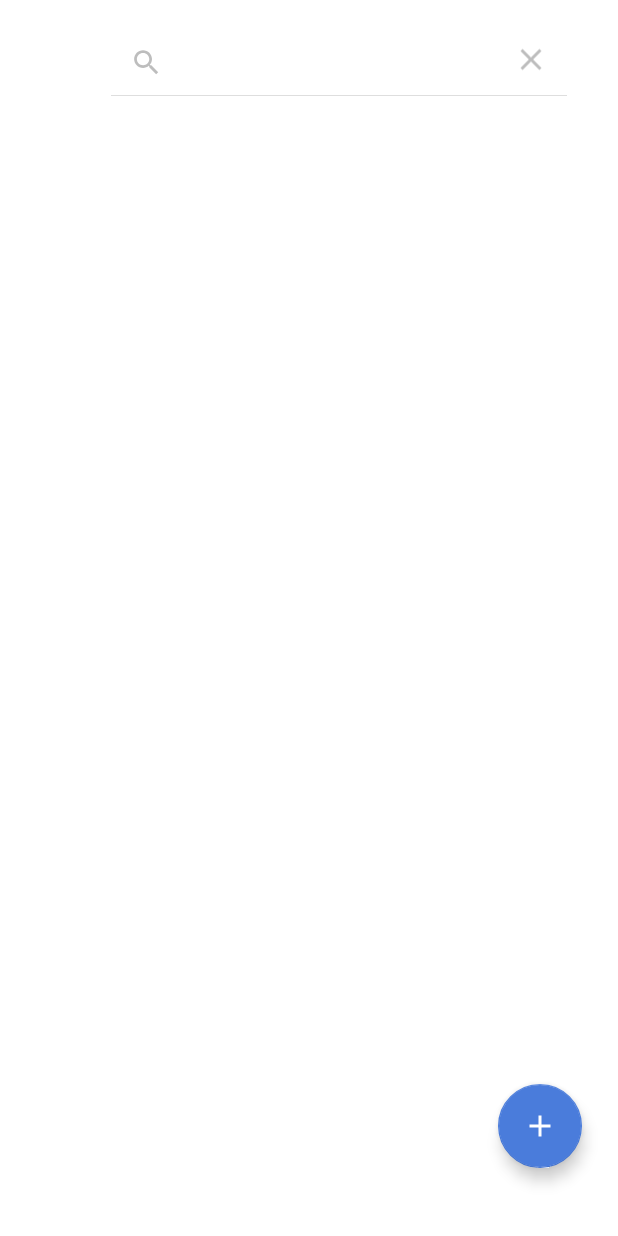
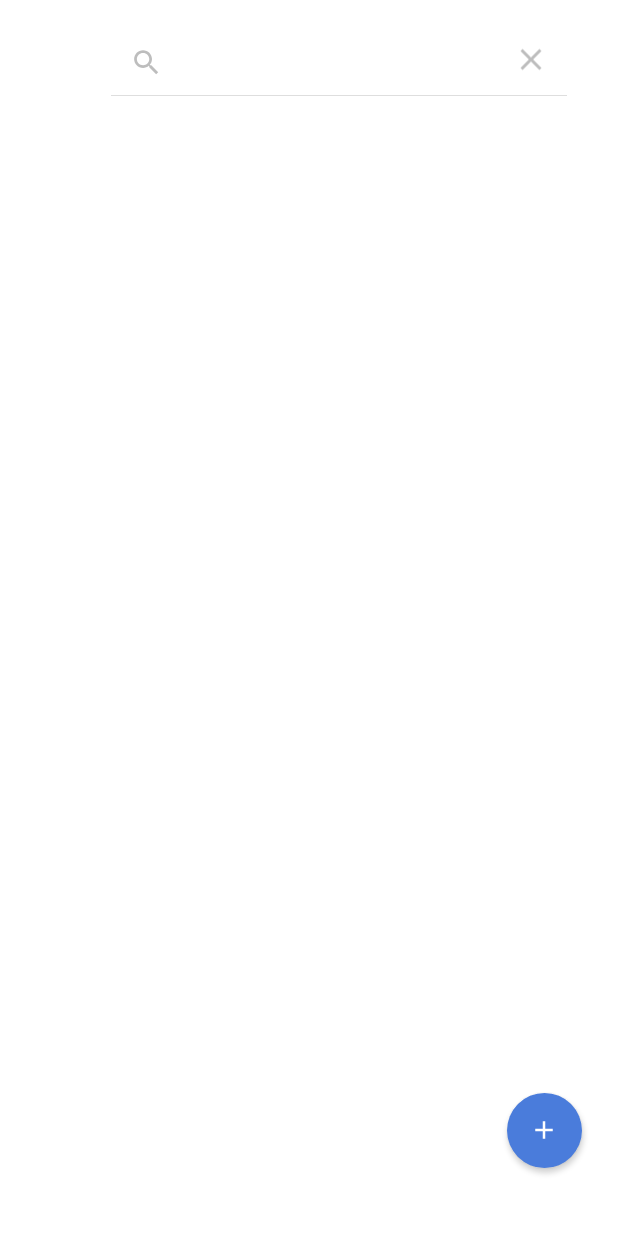
Before and after one commit to ShahzamanRai/NotesApp, an Android app: the screen it shows after launch (MainActivity), after a tap on "Search", on a phone screen of 412 x 824 dp. Run offline under Robolectric (Android 15) with nearby library versions, the phone set to English and light mode, and no system bars; 2 statements that could not run were skipped.

Commit message:
View notes completed Fixing Delete bug

```diff
--- a/app/src/main/AndroidManifest.xml
+++ b/app/src/main/AndroidManifest.xml
@@ -14,6 +14,9 @@
         android:theme="@style/Theme.KeepNotes"
         tools:targetApi="31">
         <activity
+            android:name=".ViewActivity"
+            android:exported="false" />
+        <activity
             android:name=".splashActivity"
             android:exported="true">
             <intent-filter>
@@ -23,13 +26,12 @@
             </intent-filter>
         </activity>
         <activity
-            android:name=".add_activity"
+            android:name=".addActivity"
             android:exported="false"
             android:parentActivityName=".MainActivity" />
         <activity
             android:name=".MainActivity"
             android:exported="true" />
-
     </application>
 
 </manifest>
--- a/app/src/main/java/com/example/keepnotes/MainActivity.java
+++ b/app/src/main/java/com/example/keepnotes/MainActivity.java
@@ -1,16 +1,18 @@
 package com.example.keepnotes;
 
+import android.annotation.SuppressLint;
 import android.content.Intent;
 import android.os.Bundle;
-import android.widget.SearchView;
+import android.widget.Button;
+import android.widget.Toast;
 
 import androidx.appcompat.app.AppCompatActivity;
 import androidx.appcompat.widget.Toolbar;
+import androidx.lifecycle.Observer;
+import androidx.lifecycle.ViewModelProvider;
 import androidx.recyclerview.widget.LinearLayoutManager;
 import androidx.recyclerview.widget.RecyclerView;
 import androidx.recyclerview.widget.StaggeredGridLayoutManager;
-
-import com.google.android.material.floatingactionbutton.FloatingActionButton;
 
 import java.util.ArrayList;
 import java.util.List;
@@ -19,73 +21,49 @@ import java.util.List;
 public class MainActivity extends AppCompatActivity {
 
 
-    static List<model> arrNotes = new ArrayList<>();
-    static RecyclerViewAdapter adapter;
+    static ArrayList<Notes> arrNotes = new ArrayList<>();
+    @SuppressLint("StaticFieldLeak")
+    RecyclerViewAdapter adapter;
     RecyclerView.LayoutManager layoutManager;
-    android.widget.SearchView search;
+    notesModelView modelView;
+    DatabaseHelper database;
 
-    public static void addNotes(String title, String text) {
-        arrNotes.add(new model(title, text));
-        adapter.notifyItemInserted(arrNotes.size() - 1);
-
-    }
 
     @Override
     protected void onCreate(Bundle savedInstanceState) {
         super.onCreate(savedInstanceState);
         setContentView(R.layout.activity_main);
-        search = findViewById(R.id.searchView);
-        search.setOnQueryTextListener(new SearchView.OnQueryTextListener() {
-            @Override
-            public boolean onQueryTextSubmit(String query) {
-                return false;
-            }
-
-            @Override
-            public boolean onQueryTextChange(String s) {
-                return true;
-
-            }
-        });
 
         RecyclerView recyclerView = findViewById(R.id.recycler_view);
-
-
-        adapter = new RecyclerViewAdapter(this, arrNotes);
+        adapter = new RecyclerViewAdapter(this, arrNotes, database);
         recyclerView.setAdapter(adapter);
-
 
         //setting up recycler view
         layoutManager = new StaggeredGridLayoutManager(2, LinearLayoutManager.VERTICAL);
         recyclerView.setLayoutManager(layoutManager);
 
+        modelView = new ViewModelProvider(this).get(notesModelView.class);
+        modelView.getAllNotes().observe(this, new Observer<List<Notes>>() {
+            @Override
+            public void onChanged(List<Notes> notes) {
+                arrNotes.clear();
+                arrNotes.addAll(notes);
+                adapter.notifyItemInserted(arrNotes.size()-1);            }
+        });
+
+
+
         //Setting custom Toolbar
         Toolbar toolbar1 = findViewById(R.id.toolbar);
         setSupportActionBar(toolbar1);
 
+        //Moving from MainActivity to add_Notes Activity
+        Button button = findViewById(R.id.floatingActionButton);
+        button.setOnClickListener(view -> {
+            Intent intent = new Intent(MainActivity.this, addActivity.class);
+            startActivity(intent);
 
-        //Moving from MainActivity to add_Notes Activity
-        FloatingActionButton button = findViewById(R.id.floatingActionButton);
-        button.setOnClickListener(view -> {
-            Intent intent = new Intent(MainActivity.this, add_activity.class);
-            startActivity(intent);
         });
 
-
     }
-
-    private void filterList(String text) {
-
-        ArrayList<model> filteredList = new ArrayList<>();
-        for (model item : arrNotes) {
-            if (item.text_model.toLowerCase().contains(text.toLowerCase()) || item.tite_model.toLowerCase().contains(text.toLowerCase())) {
-                filteredList.add(item);
-            }
-            if (!filteredList.isEmpty())
-                adapter.setFilteredList(filteredList);
-
-        }
-
-    }
-
 }
--- /dev/null
+++ b/app/src/main/res/drawable/ic_baseline_delete_24.xml
@@ -0,0 +1,5 @@
+<vector android:height="24dp" android:tint="#000000"
+    android:viewportHeight="24" android:viewportWidth="24"
+    android:width="24dp" xmlns:android="http://schemas.android.com/apk/res/android">
+    <path android:fillColor="@android:color/white" android:pathData="M6,19c0,1.1 0.9,2 2,2h8c1.1,0 2,-0.9 2,-2V7H6v12zM19,4h-3.5l-1,-1h-5l-1,1H5v2h14V4z"/>
+</vector>
--- a/app/src/main/res/drawable/icon.xml
+++ b/app/src/main/res/drawable/icon.xml
@@ -1,7 +1,7 @@
 <vector xmlns:android="http://schemas.android.com/apk/res/android"
     android:width="24dp"
     android:height="24dp"
-    android:tint="#FFFFFF"
+    android:tint="@color/blue"
     android:viewportWidth="24.0"
     android:viewportHeight="24.0">
     <path
--- /dev/null
+++ b/app/src/main/res/drawable/icon_add.xml
@@ -0,0 +1,30 @@
+<?xml version="1.0" encoding="utf-8"?>
+<layer-list xmlns:android="http://schemas.android.com/apk/res/android">
+
+    <item
+        android:width="50dp"
+        android:height="50dp">
+        <shape android:shape="oval">
+            <solid android:color="@color/blue" />
+
+            3
+        </shape>
+    </item>
+
+    <item
+        android:width="20dp"
+        android:height="20dp"
+        android:gravity="center">
+        <vector
+            android:width="24dp"
+            android:height="24dp"
+            android:viewportWidth="24.0"
+            android:viewportHeight="24.0">
+            <path
+                android:fillColor="#fff"
+                android:pathData="M19,13h-6v6h-2v-6H5v-2h6V5h2v6h6v2z" />
+        </vector>
+
+    </item>
+
+</layer-list>
--- a/app/src/main/res/layout/activity_main.xml
+++ b/app/src/main/res/layout/activity_main.xml
@@ -16,20 +16,15 @@
         app:layout_constraintBaseline_toTopOf="parent"
         app:layout_constraintTop_toBottomOf="@id/toolbar" />
 
-    <com.google.android.material.floatingactionbutton.FloatingActionButton
+    <Button
         android:id="@+id/floatingActionButton"
-        android:layout_width="wrap_content"
-        android:layout_height="wrap_content"
+        android:layout_width="50dp"
+        android:layout_height="50dp"
         android:layout_marginEnd="24dp"
         android:layout_marginBottom="45dp"
-        android:clickable="true"
-        android:contentDescription="@string/todo"
-        android:focusable="true"
-        app:backgroundTint="@color/blue"
         app:layout_constraintBottom_toBottomOf="parent"
         app:layout_constraintEnd_toEndOf="parent"
-        app:rippleColor="#A09898"
-        app:srcCompat="@drawable/icon" />
+        android:background="@drawable/icon_add"/>
 
     <include
         android:id="@+id/toolbar"
```
Also changed, not shown: app/build.gradle (+10 -1 lines), app/src/main/java/com/example/keepnotes/DatabaseHelper.java (added, +31 -0 lines), app/src/main/java/com/example/keepnotes/Notes.java (added, +55 -0 lines), app/src/main/java/com/example/keepnotes/NotesDao.java (added, +34 -0 lines), app/src/main/java/com/example/keepnotes/RecyclerViewAdapter.java (+46 -16 lines), app/src/main/java/com/example/keepnotes/addActivity.java (renamed from app/src/main/java/com/example/keepnotes/add_activity.java, +12 -26 lines), app/src/main/res/layout/single_view.xml (+4 -4 lines).
